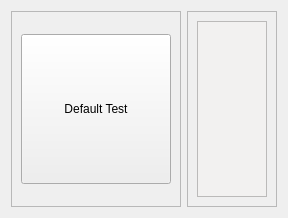
Before: the Qt Designer form march_launch/resource/software_check.ui in project-march/march, drawn with Qt 5.
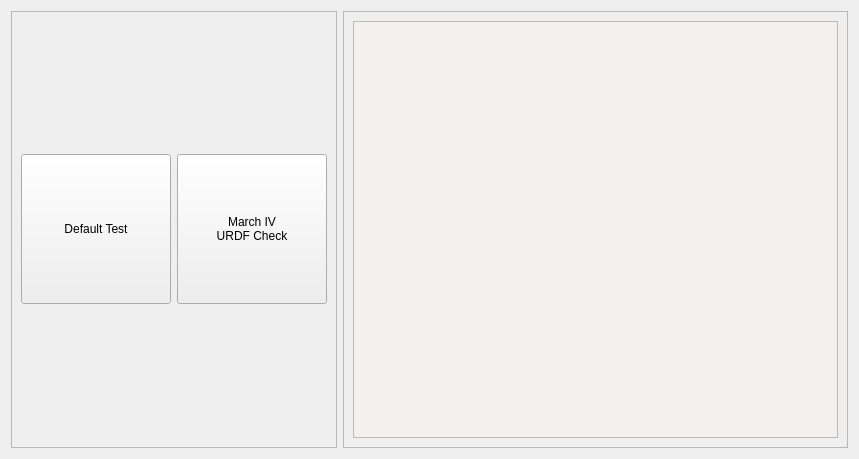
After: the same form once the commit is applied.

Commit message: Add urdf check and generic launchcheck superclass

The edit to the form file:
```diff
--- a/march_launch/resource/software_check.ui
+++ b/march_launch/resource/software_check.ui
@@ -6,8 +6,8 @@
    <rect>
     <x>0</x>
     <y>0</y>
-    <width>256</width>
-    <height>218</height>
+    <width>859</width>
+    <height>459</height>
    </rect>
   </property>
   <property name="windowTitle">
@@ -61,8 +61,8 @@
      <property name="frameShadow">
       <enum>QFrame::Raised</enum>
      </property>
-     <layout class="QVBoxLayout" name="verticalLayout_2">
-      <item>
+     <layout class="QGridLayout" name="gridLayout_2">
+      <item row="0" column="0">
        <widget class="QPushButton" name="Default">
         <property name="minimumSize">
          <size>
@@ -75,6 +75,20 @@
         </property>
        </widget>
       </item>
+      <item row="0" column="1">
+       <widget class="QPushButton" name="URDF">
+        <property name="minimumSize">
+         <size>
+          <width>150</width>
+          <height>150</height>
+         </size>
+        </property>
+        <property name="text">
+         <string>March IV
+URDF Check</string>
+        </property>
+       </widget>
+      </item>
      </layout>
     </widget>
    </item>
```
The commit also changes 6 other files.
